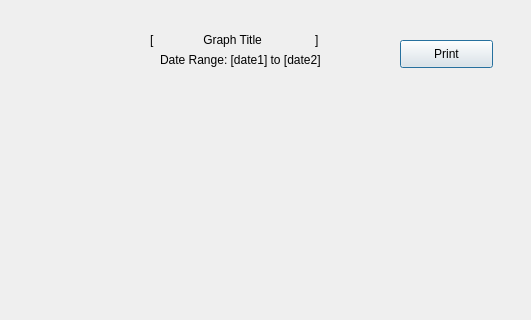
First picture: the form in GUI/visualizationwindow.ui, repository Myu84/CSS, before the edit; both pictures show x 0 to 531 and y 0 to 320 of the 531 by 501 pixel window.
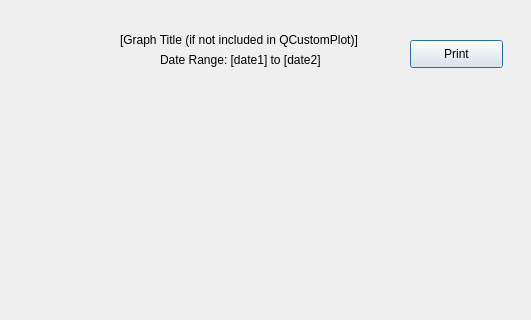
Second picture: the form after the edit.

Diff of the .ui file:
```diff
--- a/GUI/visualizationwindow.ui
+++ b/GUI/visualizationwindow.ui
@@ -17,23 +17,23 @@
    <property name="geometry">
     <rect>
      <x>30</x>
-     <y>100</y>
+     <y>80</y>
      <width>471</width>
-     <height>331</height>
+     <height>351</height>
     </rect>
    </property>
   </widget>
   <widget class="QLabel" name="label">
    <property name="geometry">
     <rect>
-     <x>150</x>
+     <x>120</x>
      <y>30</y>
-     <width>201</width>
+     <width>261</width>
      <height>20</height>
     </rect>
    </property>
    <property name="text">
-    <string>[               Graph Title                ]</string>
+    <string>[Graph Title (if not included in QCustomPlot)]</string>
    </property>
   </widget>
   <widget class="QLabel" name="label_2">
@@ -52,7 +52,7 @@
   <widget class="QPushButton" name="pushButton">
    <property name="geometry">
     <rect>
-     <x>400</x>
+     <x>410</x>
      <y>40</y>
      <width>93</width>
      <height>28</height>
```
